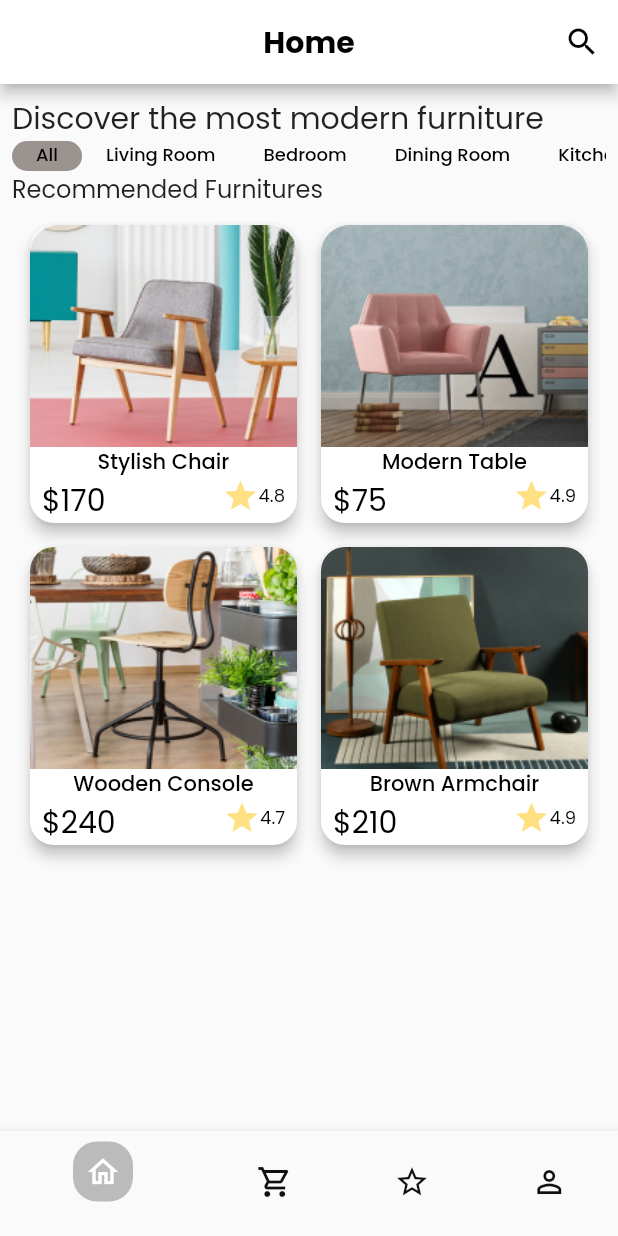
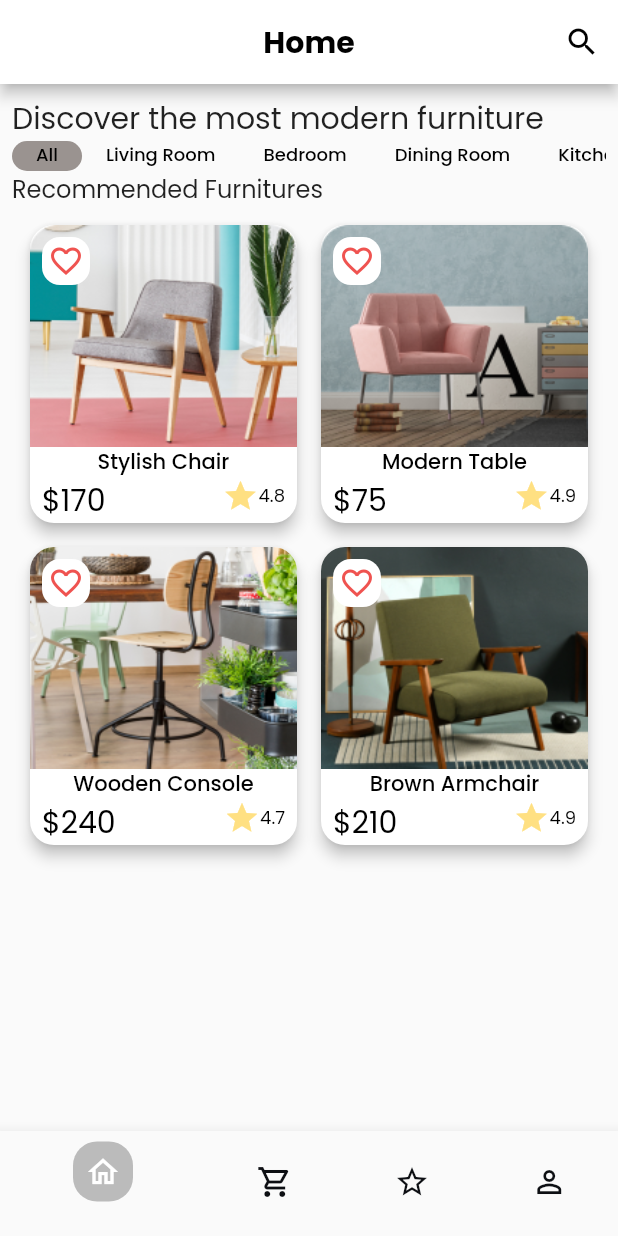
Before and after one commit to lie16/fugi_furniture_shop, a Flutter app: the screen it shows after launch, on a phone screen of 412 x 824 dp. Run offline on Flutter 3.47's test engine with Material 2 defaults, Android fonts, the phone set to English and light mode, and no system bars; our stand-ins replace flutter_screenutil, go_router, google_fonts.

Commit message:
selesai sisa ukuran

```diff
--- a/lib/feature/home/page/my_home_page.dart
+++ b/lib/feature/home/page/my_home_page.dart
@@ -134,8 +134,27 @@ class _MyHomePageState extends State<MyHomePage>
                           child: Container(
                             decoration: BoxDecoration(
                               image: DecorationImage(
-                                image: AssetImage(productDatas[index]['asset']!),
+                                image:
+                                    AssetImage(productDatas[index]['asset']!),
                                 fit: BoxFit.fill,
+                              ),
+                            ),
+                            child: Align(
+                              alignment: Alignment.topLeft,
+                              child: Padding(
+                                padding: const EdgeInsets.all(8.0),
+                                child: Container(
+                                  decoration: BoxDecoration(
+                                    color: Colors.white,
+                                    borderRadius: BorderRadius.circular(12)
+                                  ),
+
+                                  padding: EdgeInsets.all(4),
+                                  child: Icon(
+                                    Icons.favorite_outline,
+                                    color: Colors.red.shade400,
+                                  ),
+                                ),
                               ),
                             ),
                           ),
--- /dev/null
+++ b/lib/feature/home/page/widget/lie_card_item.dart
@@ -0,0 +1,10 @@
+import 'package:flutter/material.dart';
+
+class LieCardItem extends StatelessWidget {
+  const LieCardItem({super.key});
+
+  @override
+  Widget build(BuildContext context) {
+    return Card();
+  }
+}
```
